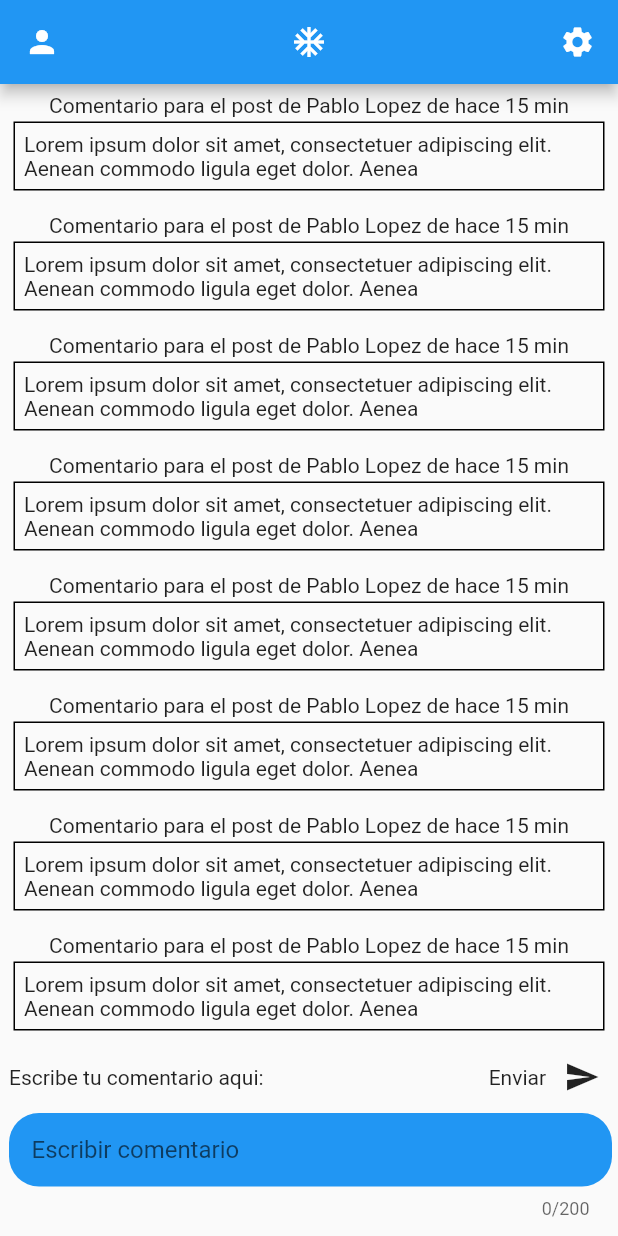
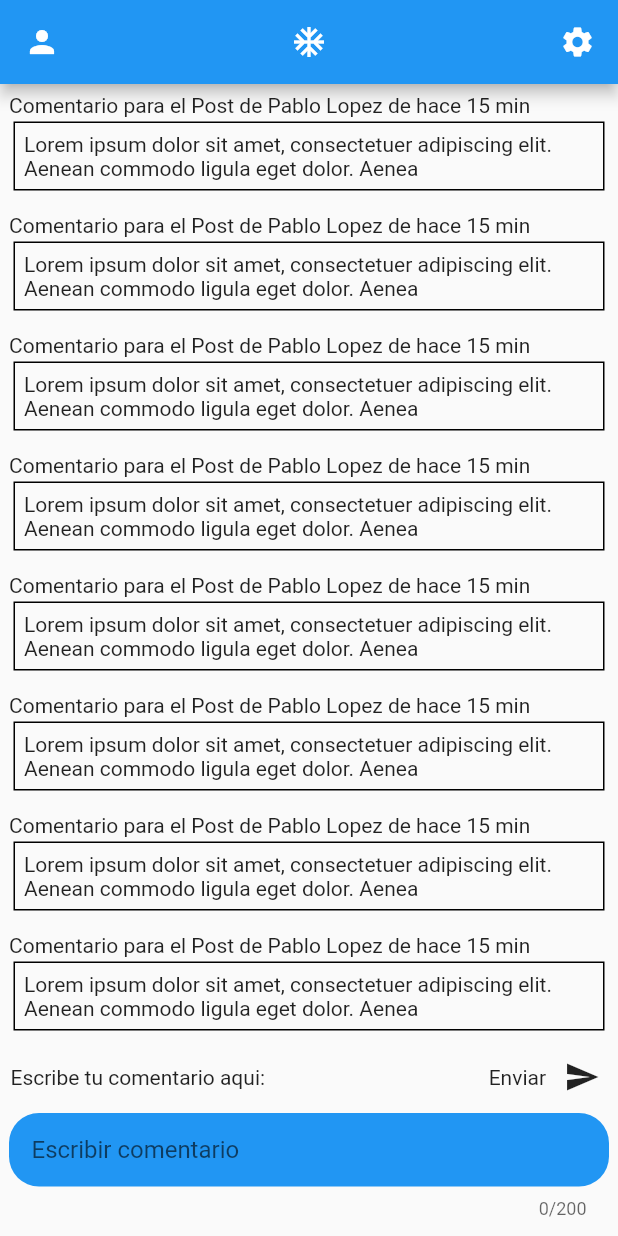
Before and after one commit to Celstren/my_weather_project, a Flutter app: the CommentView screen opened by its route, on a phone screen of 412 x 824 dp. Run offline on Flutter 3.47's test engine with Material 2 defaults, Android fonts, the phone set to English and light mode, and no system bars; our stand-ins replace auto_route.

Commit message:
adding components to community view

```diff
--- a/lib/router/app_router.dart
+++ b/lib/router/app_router.dart
@@ -16,8 +16,8 @@ import 'package:my_project/views/user/location/user_location_view.dart';
     AutoRoute(page: ChildrenUpdateView),
     AutoRoute(page: UserLocationView),
     AutoRoute(page: UserLocationView),
-    AutoRoute(page: CommentView),
-    AutoRoute(page: EditCommentView, initial: true),
+    AutoRoute(page: CommentView, initial: true),
+    AutoRoute(page: EditCommentView),
   ],
 )
 class $AppRouter {}
--- a/lib/views/community/comment/comment_view.dart
+++ b/lib/views/community/comment/comment_view.dart
@@ -1,6 +1,9 @@
 import 'package:flutter/cupertino.dart';
 import 'package:flutter/material.dart';
 import 'package:my_project/helper/ui/ui_library.dart';
+import 'package:my_project/views/community/comment/components/action_comment_component.dart';
+import 'package:my_project/views/community/comment/components/input_comment_component.dart';
+import 'package:my_project/views/community/comment/components/text_comment_component.dart';
 
 class CommentView extends StatefulWidget {
   const CommentView({Key? key}) : super(key: key);
@@ -12,6 +15,14 @@ class CommentView extends StatefulWidget {
 class _CommentViewState extends State<CommentView> {
 
   int indexComment = 10;
+  final titleComment = "Comentario para el Post de Pablo Lopez de hace 15 min";
+  final textComment = "Lorem ipsum dolor sit amet, consectetuer adipiscing elit. Aenean commodo ligula eget dolor. Aenea";
+
+
+  final textAction = "Escribe tu comentario aqui: ";
+  final action = "Enviar";
+  final inputText = '';
+
   var _controller = TextEditingController();
 
   @override
@@ -25,75 +36,23 @@ class _CommentViewState extends State<CommentView> {
                 itemCount: indexComment,
                 itemBuilder: (BuildContext itemBuilder, context) {
 
-                  return Padding(
-                    padding: EdgeInsets.all(6),
-                    child: Column(
-                      children: [
-                        Text("Comentario para el post de Pablo Lopez de hace 15 min"),
-                        Container(
-                          padding: EdgeInsets.all(6.0),
-                          margin:  EdgeInsets.all(3.0),
-                          decoration: BoxDecoration(
-                              border: Border.all()
-                          ),
-                          child: Text("Lorem ipsum dolor sit amet, consectetuer adipiscing elit. Aenean commodo ligula eget dolor. Aenea"),
-                        )
-                      ],
-                    ),
-                  );
+                  return TextCommentComponent(titleComment: titleComment,textComment: textComment,);
                 }),
-          bottomNavigationBar: Padding(
-            padding: const EdgeInsets.only(left: 6.0),
-            child: Container(
+
+
+
+          bottomNavigationBar: Container(
               //color: Colors.black,
               height: 130,
-                padding: EdgeInsets.only(right: 0),// serivra para dps
+              //padding: EdgeInsets.only(right: 0),// serivra para dps
               //margin:  EdgeInsets.only(right: 3.0),
               child:
                   Column(
                     children: [
 
-                        Row(
-                          mainAxisAlignment: MainAxisAlignment.spaceBetween,
-                          children: [
-                            Text("Escribe tu comentario aqui:"),
+                      ActionCommentComponent(textAction: textAction,action: action),
 
-                            Row(
-                              children: [
-                                Text("Enviar"),
-                                IconButton(
-                                    icon: Icon(Icons.send),
-                                    onPressed: () {
-                                    }),
-                              ],
-                            )
-                          ],
-                        ),
-
-                        Padding(
-                          padding: const EdgeInsets.only(right: 4.0),
-                          child: ConstrainedBox(
-                            constraints: BoxConstraints(maxHeight: 80),//width: 300,
-                                child: TextField(
-                                  //style: TextStyle(color: Colors.white,),
-                                  maxLines: null,
-                                  maxLength: 200,
-                                  controller: _controller,
-                                  cursorColor: Colors.black,
-                                  decoration: InputDecoration(
-                                      hintText: "Escribir comentario",
-                                      fillColor: Colors.blue, filled: true,
-                                      isDense: true,
-                                      contentPadding: EdgeInsets.all(15),
-                                      border: OutlineInputBorder(
-                                          borderSide: BorderSide.none,
-                                          borderRadius: BorderRadius.all(Radius.circular(20))
-                                      )
-                                   ),
-                                ),
-
-                          ),
-                        ),
+                      InputCommentComponent(inputText: inputText,)
 
 
 
@@ -104,7 +63,6 @@ class _CommentViewState extends State<CommentView> {
                   ),
 
 
-              ),
             ),
 
 
--- a/lib/views/community/comment/components/action_comment_component.dart
+++ b/lib/views/community/comment/components/action_comment_component.dart
@@ -12,7 +12,7 @@ class ActionCommentComponent extends StatelessWidget {
   @override
   Widget build(BuildContext context) {
     return Padding(
-      padding: const EdgeInsets.all(6.0),
+      padding: const EdgeInsets.only(left: 7.0),
       child: Row(
         mainAxisAlignment: MainAxisAlignment.spaceBetween,
         children: [
--- a/lib/views/community/comment/components/input_comment_component.dart
+++ b/lib/views/community/comment/components/input_comment_component.dart
@@ -4,8 +4,7 @@ import 'package:flutter/material.dart';
 class InputCommentComponent extends StatefulWidget {
 
   final String inputText;
-  final String textController;
-  const InputCommentComponent({Key? key, this.inputText = '', this.textController=''}) : super(key: key);
+  const InputCommentComponent({Key? key, this.inputText = ''}) : super(key: key);
 
   @override
   State<InputCommentComponent> createState() => _InputCommentComponentState();
@@ -17,14 +16,14 @@ class _InputCommentComponentState extends State<InputCommentComponent> {
 
   @override
   void initState() {
-    _controller = TextEditingController(text: widget.textController);
+    _controller = TextEditingController(text: widget.inputText);
     super.initState();
   }
 
   @override
   Widget build(BuildContext context) {
     return Padding(
-      padding: const EdgeInsets.only(right: 4.0),
+      padding: const EdgeInsets.only(left: 6.0, right: 6.0),
       child: ConstrainedBox(
         constraints: BoxConstraints(maxHeight: 80),//width: 300,
         child: TextField(
--- a/lib/views/community/comment/components/text_comment_component.dart
+++ b/lib/views/community/comment/components/text_comment_component.dart
@@ -1,5 +1,6 @@
 
 
+import 'package:flutter/cupertino.dart';
 import 'package:flutter/material.dart';
 
 class TextCommentComponent extends StatelessWidget {
@@ -15,6 +16,7 @@ class TextCommentComponent extends StatelessWidget {
     return Padding(
       padding: EdgeInsets.all(6),
       child: Column(
+        crossAxisAlignment: CrossAxisAlignment.start,
         children: [
           Text(titleComment),
           Container(
```
Also changed, not shown: lib/views/community/comment/edit_comment_view.dart (+14 -50 lines), lib/router/app_router.gr.dart. Lines whose indentation alone changed are shown as unchanged.
